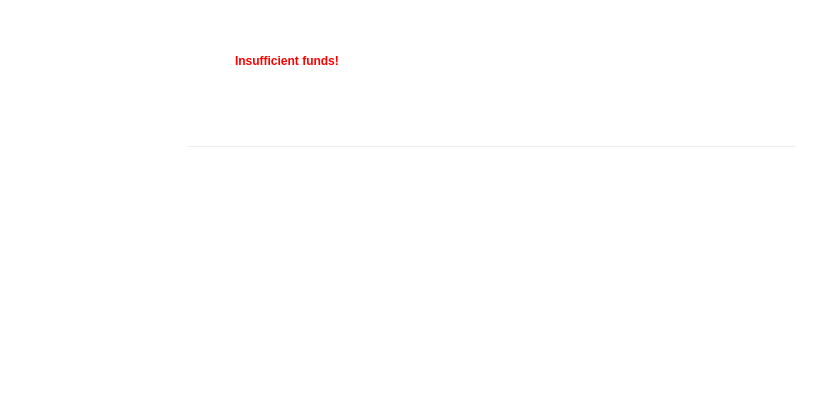
Qt form src/qt/forms/sendcoinsdialog.ui (Sterlingcoin/Sterlingcoin-1.7-Release) before a commit.
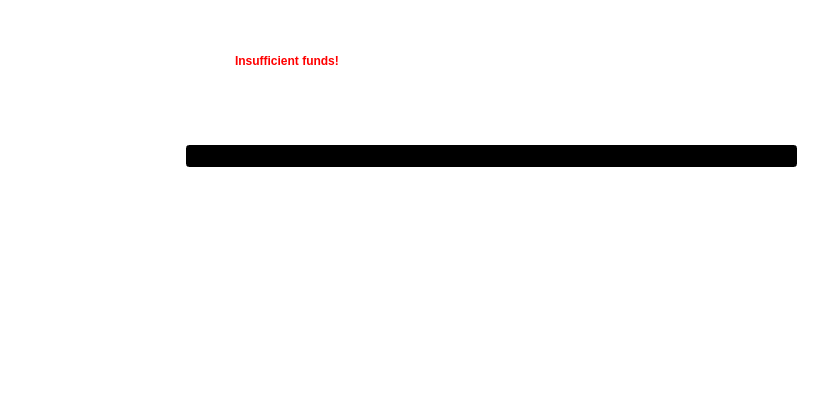
The same form after that commit. Icons and pictures are not drawn.

Commit message: Darker UI inputs to better conform across Qt versions

```diff
--- a/src/qt/forms/sendcoinsdialog.ui
+++ b/src/qt/forms/sendcoinsdialog.ui
@@ -3385,7 +3385,7 @@
                </colorrole>
                <colorrole role="Button">
                 <brush brushstyle="SolidPattern">
-                 <color alpha="0">
+                 <color alpha="255">
                   <red>0</red>
                   <green>0</green>
                   <blue>0</blue>
@@ -3412,7 +3412,7 @@
                </colorrole>
                <colorrole role="Base">
                 <brush brushstyle="SolidPattern">
-                 <color alpha="0">
+                 <color alpha="255">
                   <red>0</red>
                   <green>0</green>
                   <blue>0</blue>
@@ -3421,7 +3421,7 @@
                </colorrole>
                <colorrole role="Window">
                 <brush brushstyle="SolidPattern">
-                 <color alpha="0">
+                 <color alpha="255">
                   <red>0</red>
                   <green>0</green>
                   <blue>0</blue>
@@ -3459,7 +3459,7 @@
                </colorrole>
                <colorrole role="Button">
                 <brush brushstyle="SolidPattern">
-                 <color alpha="0">
+                 <color alpha="255">
                   <red>0</red>
                   <green>0</green>
                   <blue>0</blue>
@@ -3486,7 +3486,7 @@
                </colorrole>
                <colorrole role="Base">
                 <brush brushstyle="SolidPattern">
-                 <color alpha="0">
+                 <color alpha="255">
                   <red>0</red>
                   <green>0</green>
                   <blue>0</blue>
@@ -3495,7 +3495,7 @@
                </colorrole>
                <colorrole role="Window">
                 <brush brushstyle="SolidPattern">
-                 <color alpha="0">
+                 <color alpha="255">
                   <red>0</red>
                   <green>0</green>
                   <blue>0</blue>
@@ -3533,7 +3533,7 @@
                </colorrole>
                <colorrole role="Button">
                 <brush brushstyle="SolidPattern">
-                 <color alpha="0">
+                 <color alpha="255">
                   <red>0</red>
                   <green>0</green>
                   <blue>0</blue>
@@ -3560,7 +3560,7 @@
                </colorrole>
                <colorrole role="Base">
                 <brush brushstyle="SolidPattern">
-                 <color alpha="0">
+                 <color alpha="255">
                   <red>0</red>
                   <green>0</green>
                   <blue>0</blue>
@@ -3569,7 +3569,7 @@
                </colorrole>
                <colorrole role="Window">
                 <brush brushstyle="SolidPattern">
-                 <color alpha="0">
+                 <color alpha="255">
                   <red>0</red>
                   <green>0</green>
                   <blue>0</blue>
@@ -3601,7 +3601,7 @@
              <bool>false</bool>
             </property>
             <property name="styleSheet">
-             <string notr="true">background: transparent; color: rgb(255,255,255);</string>
+             <string notr="true">background-color: rgb(0,0,0); color: rgb(255,255,255);</string>
             </property>
            </widget>
           </item>
```
The commit also changes 3 other files.
